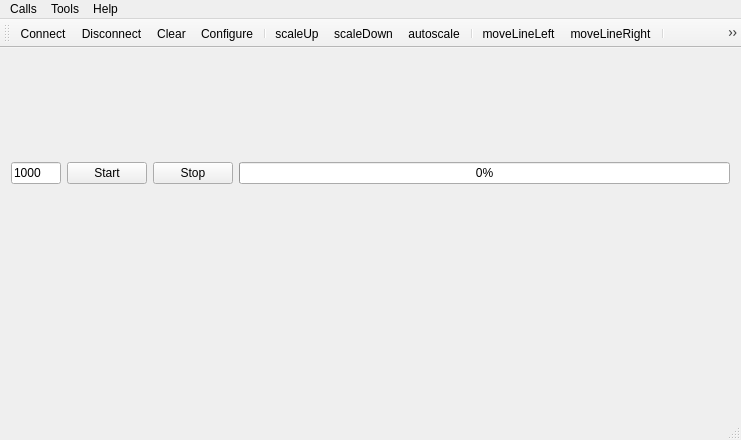
Qt form lab5qt/lab5/mainwindow.ui (AMahno/KPIcpp) before a commit.
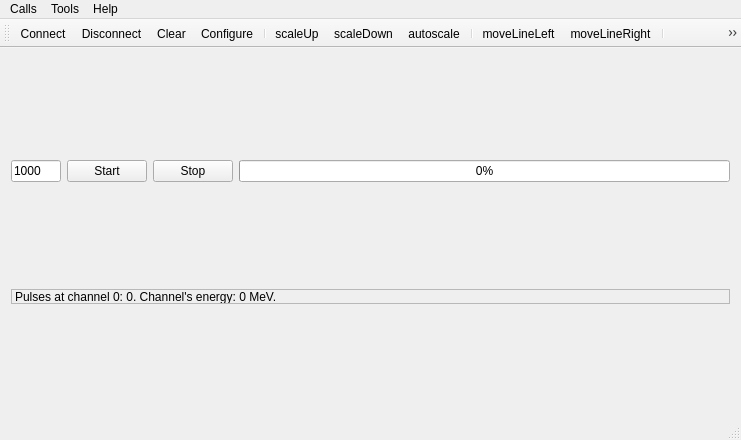
The same form after that commit. Icons and pictures are not drawn.

The edit to the form file:
```diff
--- a/lab5qt/lab5/mainwindow.ui
+++ b/lab5qt/lab5/mainwindow.ui
@@ -71,11 +71,14 @@
       <property name="maximumSize">
        <size>
         <width>16777215</width>
-        <height>10</height>
+        <height>15</height>
        </size>
       </property>
+      <property name="frameShape">
+       <enum>QFrame::StyledPanel</enum>
+      </property>
       <property name="text">
-       <string/>
+       <string>Pulses at channel 0: 0. Channel's energy: 0 MeV.</string>
       </property>
      </widget>
     </item>
```
Left out of the diff: 12 changed lines with no effect on the pictures.
